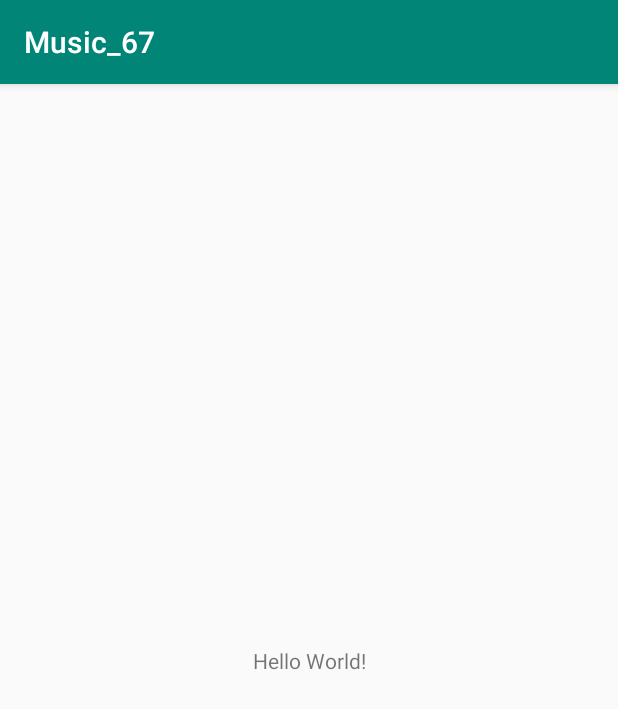
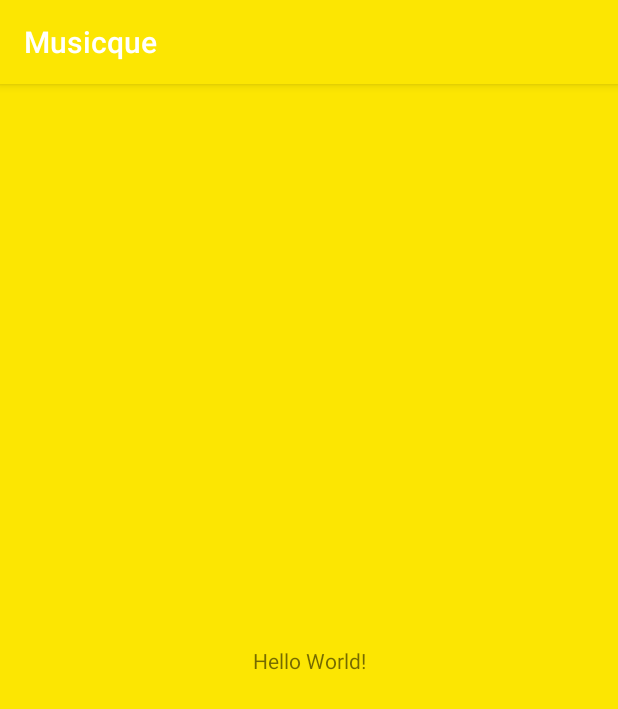
Before and after one commit to awesome-academy/Music_67, an Android app: the screen it shows after launch (MainActivity), on a phone screen of 412 x 824 dp. Shown: the top 709 px of the screen. Run offline under Robolectric (Android 15) with nearby library versions, the phone set to English and light mode, and no system bars.

Commit message:
splash screen

```diff
--- a/app/src/main/AndroidManifest.xml
+++ b/app/src/main/AndroidManifest.xml
@@ -8,7 +8,7 @@
         android:label="@string/app_name"
         android:roundIcon="@mipmap/ic_launcher_round"
         android:supportsRtl="true"
-        android:theme="@style/AppTheme">
+        android:theme="@style/SplashScreen">
         <activity android:name=".MainActivity">
             <intent-filter>
                 <action android:name="android.intent.action.MAIN" />
--- /dev/null
+++ b/app/src/main/res/drawable/bg_splashscreen.xml
@@ -0,0 +1,9 @@
+<?xml version="1.0" encoding="utf-8"?>
+<layer-list xmlns:android="http://schemas.android.com/apk/res/android">
+    <item android:drawable="@color/color_primary" />
+    <item>
+        <bitmap
+            android:gravity="center"
+            android:src="@drawable/icon_app" />
+    </item>
+</layer-list>
--- a/app/src/main/res/layout/activity_main.xml
+++ b/app/src/main/res/layout/activity_main.xml
@@ -1,6 +1,7 @@
 <?xml version="1.0" encoding="utf-8"?>
 <android.support.constraint.ConstraintLayout xmlns:android="http://schemas.android.com/apk/res/android"
     xmlns:app="http://schemas.android.com/apk/res-auto"
+    android:background="@color/color_primary"
     xmlns:tools="http://schemas.android.com/tools"
     android:layout_width="match_parent"
     android:layout_height="match_parent"
--- a/app/src/main/res/values/colors.xml
+++ b/app/src/main/res/values/colors.xml
@@ -1,6 +1,6 @@
 <?xml version="1.0" encoding="utf-8"?>
 <resources>
-    <color name="colorPrimary">#008577</color>
-    <color name="colorPrimaryDark">#00574B</color>
-    <color name="colorAccent">#D81B60</color>
+    <color name="color_primary">#FCE602</color>
+    <color name="color_primary_dark">#C4B202</color>
+    <color name="color_accent">#455B66</color>
 </resources>
--- a/app/src/main/res/values/strings.xml
+++ b/app/src/main/res/values/strings.xml
@@ -1,3 +1,3 @@
 <resources>
-    <string name="app_name">Music_67</string>
+    <string name="app_name">Musicque</string>
 </resources>
--- a/app/src/main/res/values/styles.xml
+++ b/app/src/main/res/values/styles.xml
@@ -3,9 +3,13 @@
     <!-- Base application theme. -->
     <style name="AppTheme" parent="Theme.AppCompat.Light.DarkActionBar">
         <!-- Customize your theme here. -->
-        <item name="colorPrimary">@color/colorPrimary</item>
-        <item name="colorPrimaryDark">@color/colorPrimaryDark</item>
-        <item name="colorAccent">@color/colorAccent</item>
+        <item name="colorPrimary">@color/color_primary</item>
+        <item name="colorPrimaryDark">@color/color_primary_dark</item>
+        <item name="colorAccent">@color/color_accent</item>
+    </style>
+
+    <style name="SplashScreen" parent="AppTheme">
+        <item name="android:windowBackground">@drawable/bg_splashscreen</item>
     </style>
 
 </resources>
```
Also changed, not shown: app/src/main/res/drawable/ic_add.xml (added, +9 -0 lines), app/src/main/res/drawable/ic_file_download.xml (added, +9 -0 lines), app/src/main/res/drawable/ic_more.xml (added, +9 -0 lines), app/src/main/res/drawable/ic_search.xml (added, +9 -0 lines), app/src/main/res/drawable/all_audio_genre.jpg (added), app/src/main/res/drawable/all_music_genre.jpg (added), app/src/main/res/drawable/alternative_rock_genre.jpg (added), app/src/main/res/drawable/ambient_genre.jpeg (added), app/src/main/res/drawable/classical_genre.jpg (added), app/src/main/res/drawable/country_genre.jpg (added), app/src/main/res/drawable/icon_app.png (added).
